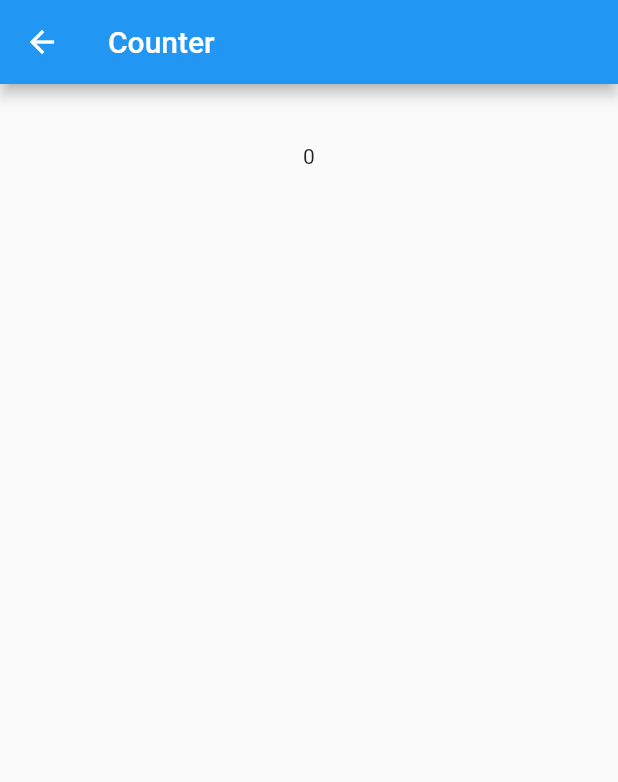
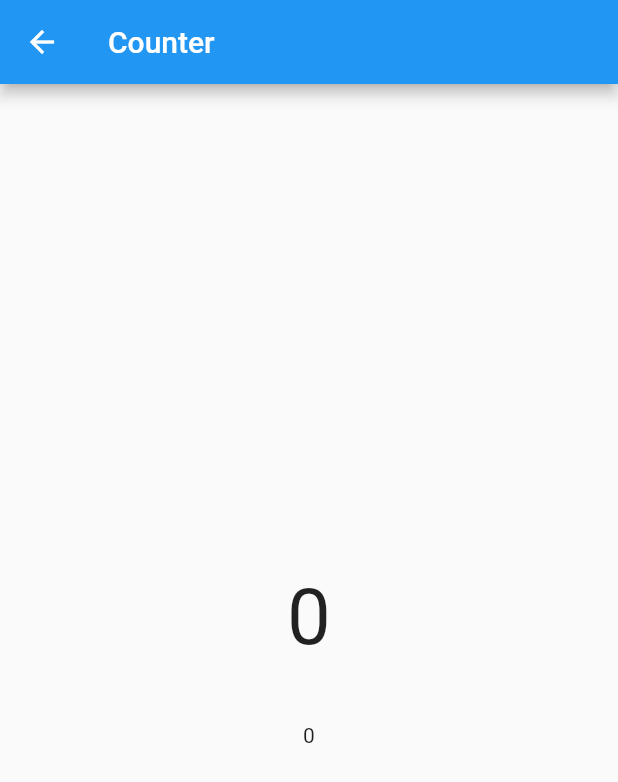
Before and after one commit to adeelzahid1/cubit_bloc, a Flutter app: the screen it shows after launch, after a tap on "Go to Counter Page", on a phone screen of 412 x 824 dp. Shown: the top 782 px of the screen. Run offline on Flutter 3.47's test engine with Material 2 defaults, Android fonts, the phone set to English and light mode, and no system bars; our stand-ins replace bloc, equatable, flutter_bloc.

```diff
--- a/lib/main.dart
+++ b/lib/main.dart
@@ -105,22 +105,15 @@ class _MyHomePageState extends State<MyHomePage> {
 
               ElevatedButton(
               onPressed: () {
-                Navigator.push(context, MaterialPageRoute(
-                  builder: (context) => ShowMeCounter(incrementSize: context.watch<CountingBloc>().state.counting),
-
-                  ),);
-
-
-
-                // Navigator.push(
-                //   context,
-                //   MaterialPageRoute(builder: (_) {
-                //     return BlocProvider.value(
-                //       value: context.read<CountingBloc>(),
-                //       child: ShowMeCounter(),
-                //     );
-                //   }),
-                // );
+                Navigator.push(
+                  context,
+                  MaterialPageRoute(builder: (_) {
+                    return BlocProvider.value(
+                      value: context.read<CountingBloc>(),
+                      child: ShowMeCounter(incrementSize: context.watch<CountingBloc>().state.counting),
+                    );
+                  }),
+                );
               },
               child: Text(
                 'Go to Counter Page',
--- a/lib/screens/show_me_counter.dart
+++ b/lib/screens/show_me_counter.dart
@@ -14,17 +14,19 @@ class ShowMeCounter extends StatelessWidget {
         title: Text('Counter'),
       ),
       body: Column(
+        crossAxisAlignment: CrossAxisAlignment.center,
+        mainAxisAlignment: MainAxisAlignment.center,
         children: [
-          // Center(
-          //   child: BlocBuilder<CountingBloc, CountingState>(
-          //     builder: (context, state) {
-          //       return Text(
-          //         '${state.counting}',
-          //         style: TextStyle(fontSize: 52.0),
-          //       );
-          //     },
-          //   ),
-          // ),
+          Center(
+            child: BlocBuilder<CountingBloc, CountingState>(
+              builder: (context, state) {
+                return Text(
+                  '${state.counting}',
+                  style: TextStyle(fontSize: 52.0),
+                );
+              },
+            ),
+          ),
 
           SizedBox(height: 40.0),
           Center(child: Text('${incrementSize}'),)
```
